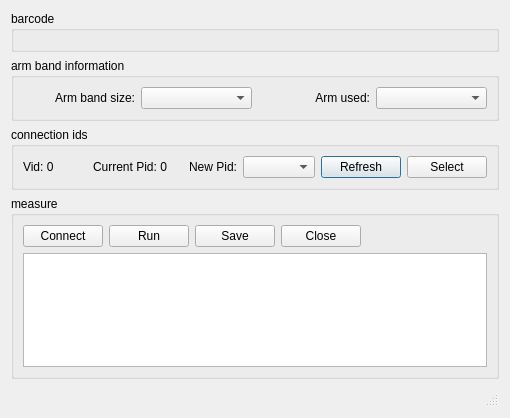
The window that src/prototype/BloodPressure/MainWindow.ui (inglis-dl/cypress) describes before a commit, drawn with Qt 5.
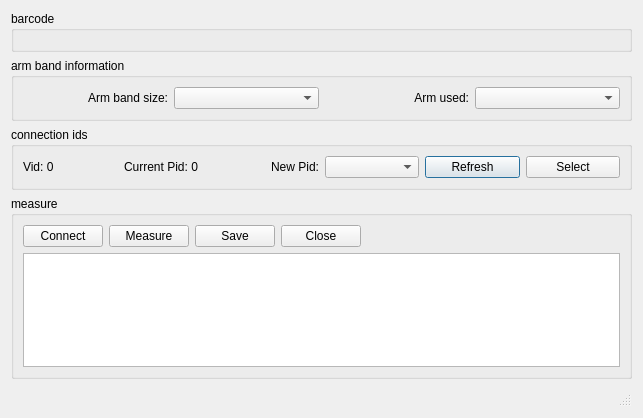
The same window after the commit. Custom widgets are drawn as their Qt base class.

```diff
--- a/src/prototype/BloodPressure/MainWindow.ui
+++ b/src/prototype/BloodPressure/MainWindow.ui
@@ -6,7 +6,7 @@
    <rect>
     <x>0</x>
     <y>0</y>
-    <width>510</width>
+    <width>643</width>
     <height>418</height>
    </rect>
   </property>
@@ -150,7 +150,7 @@
         <item>
          <widget class="QPushButton" name="measureButton">
           <property name="text">
-           <string>Run</string>
+           <string>Measure</string>
           </property>
          </widget>
         </item>
```
